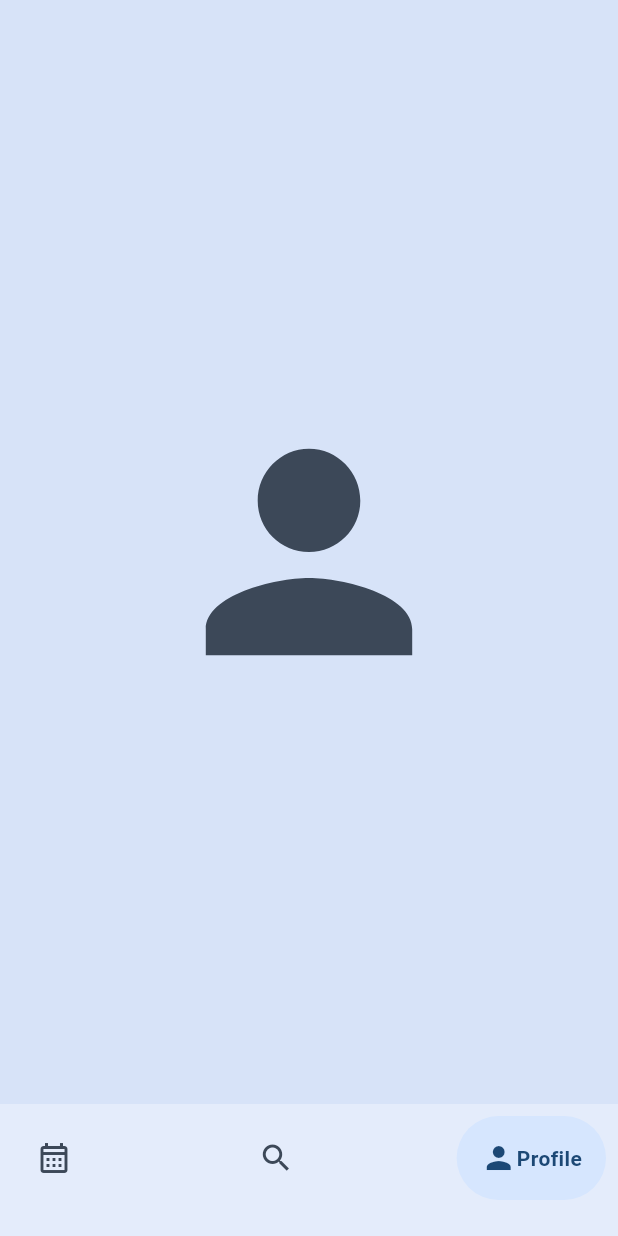
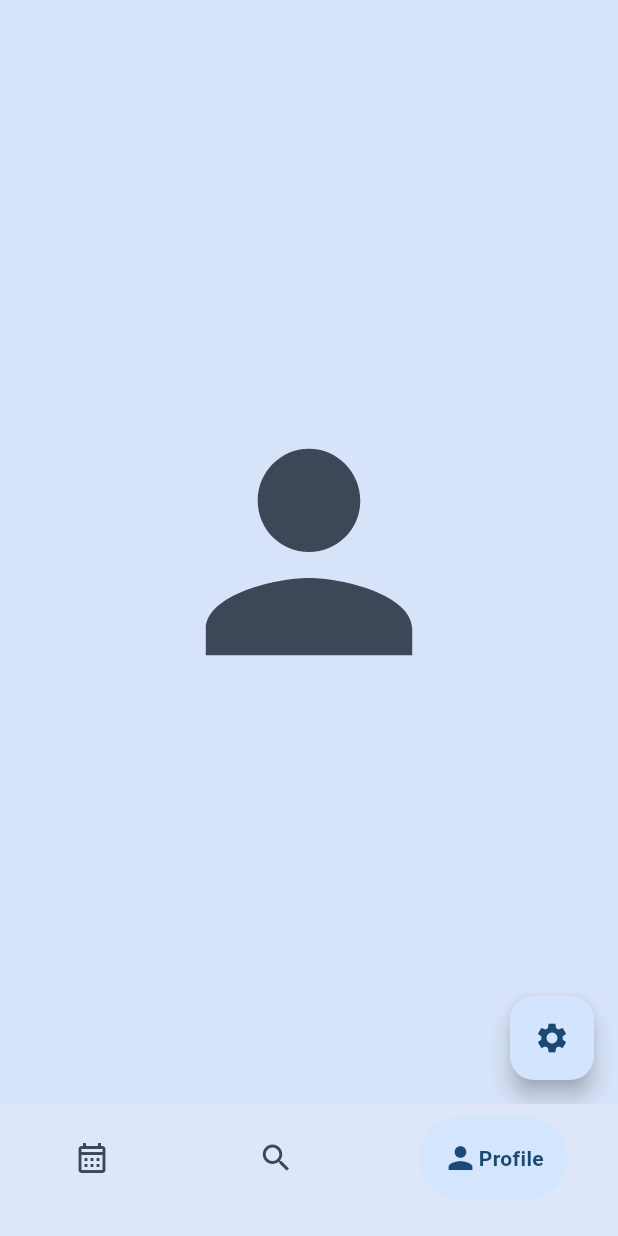
Before and after one commit to rn7cvj/fefu_schedule, a Flutter app: the screen it shows after launch, item 3 of the bottom bar chosen, on a phone screen of 412 x 824 dp. Run offline on Flutter 3.47's test engine with Material 3 defaults, Android fonts, the phone set to English and light mode, and no system bars; drawn by our look-alikes of google_nav_bar; our stand-ins replace go_router, logger, page_transition; generated files the repository leaves out were written again.

Commit message:
begin settings page

```diff
--- /dev/null
+++ b/i18n/en_EN/settings_en.i18n.yaml
@@ -0,0 +1,5 @@
+label: Settings
+theme_picker: Theme picker
+system_theme: System
+dark_theme: Dark
+light_theme: Light
--- /dev/null
+++ b/i18n/ru_RU/settings_ru.i18n.yaml
@@ -0,0 +1,5 @@
+label: Настройки
+theme_picker: Выбор темы
+system_theme: Системная
+dark_theme: Темная
+light_theme: Светлая
--- /dev/null
+++ b/lib/logger.dart
@@ -0,0 +1,3 @@
+import 'package:logger/logger.dart';
+
+Logger logger = Logger();
--- a/lib/navigation/navigator.dart
+++ b/lib/navigation/navigator.dart
@@ -1,20 +1,39 @@
+import 'package:fefu_schedule/i18n/strings.g.dart';
 import 'package:flutter/material.dart';
 import 'package:go_router/go_router.dart';
 import 'package:fefu_schedule/router.dart';
 
 class AppNavigator {
+  static String _previousRoute = "/schedule";
+
   static void goToSchedule() {
     // rootNavigatorKey.currentContext!.go("/dashboard");
-    Router.neglect(rootNavigatorKey.currentContext!, () => rootNavigatorKey.currentContext!.go("/schedule"));
+    Router.neglect(
+      rootNavigatorKey.currentContext!,
+      () => rootNavigatorKey.currentContext!.goNamed(t.schedule.label, extra: {"previousRoute": _previousRoute}),
+    );
+    _previousRoute = "/schedule";
   }
 
   static void goToSearch() {
     // rootNavigatorKey.currentContext!.go("/dashboard");
-    Router.neglect(rootNavigatorKey.currentContext!, () => rootNavigatorKey.currentContext!.go("/search"));
+    Router.neglect(
+      rootNavigatorKey.currentContext!,
+      () => rootNavigatorKey.currentContext!.goNamed(t.search.label, extra: {"previousRoute": _previousRoute}),
+    );
+    _previousRoute = "/search";
   }
 
   static void goToProfile() {
     // rootNavigatorKey.currentContext!.go("/dashboard");
-    Router.neglect(rootNavigatorKey.currentContext!, () => rootNavigatorKey.currentContext!.go("/profile"));
+    Router.neglect(
+      rootNavigatorKey.currentContext!,
+      () => rootNavigatorKey.currentContext!.goNamed(t.profile.label, extra: {"previousRoute": _previousRoute}),
+    );
+    _previousRoute = "/profile";
+  }
+
+  static void goToSettings() {
+    rootNavigatorKey.currentContext!.goNamed(t.settings.label);
   }
 }
--- a/lib/navigation/scaffold.dart
+++ b/lib/navigation/scaffold.dart
@@ -1,5 +1,7 @@
 import 'package:fefu_schedule/i18n/strings.g.dart';
+import 'package:fefu_schedule/logger.dart';
 import 'package:fefu_schedule/navigation/navigator.dart';
+import 'package:fefu_schedule/router.dart';
 import 'package:flutter/material.dart';
 import 'package:go_router/go_router.dart';
 import 'package:google_nav_bar/google_nav_bar.dart';
@@ -19,15 +21,19 @@ class ScaffoldWithGNavbar extends StatelessWidget {
   @override
   Widget build(BuildContext context) {
     return Scaffold(
+      // backgroundColor: Theme.of(context).colorScheme.secondaryContainer,
       body: child,
       bottomNavigationBar: GNav(
-        backgroundColor: Theme.of(context).colorScheme.secondaryContainer.withOpacity(0.6),
+        // selectedIndex: calculateIdnex(state.fullPath!),
+        backgroundColor: Theme.of(context).colorScheme.secondaryContainer.withOpacity(0.8),
+
         tabBackgroundColor: Theme.of(context).colorScheme.primaryContainer.withOpacity(0.8),
         color: Theme.of(context).colorScheme.onSecondaryContainer,
         activeColor: Theme.of(context).colorScheme.onPrimaryContainer,
         tabMargin: const EdgeInsets.only(bottom: 24.0, top: 8.0, left: 8.0, right: 8.0),
         padding: const EdgeInsets.all(16),
-        haptic: true,
+        haptic: false,
+        mainAxisAlignment: MainAxisAlignment.spaceAround,
         onTabChange: (tabIndex) => _navigatonFunction[tabIndex](),
         tabs: [
           GButton(
@@ -46,4 +52,14 @@ class ScaffoldWithGNavbar extends StatelessWidget {
       ),
     );
   }
+
+  bool shoudHaveNavBar(String path) {
+    if (["/schedule", "/search", "/profile"].contains(path)) return true;
+
+    return false;
+  }
+
+  int calculateIdnex(String path) {
+    return routeIndex[path] ?? 0;
+  }
 }
--- a/lib/pages/profile/profile.dart
+++ b/lib/pages/profile/profile.dart
@@ -1,16 +1,26 @@
+import 'package:fefu_schedule/i18n/strings.g.dart';
+import 'package:fefu_schedule/navigation/navigator.dart';
 import 'package:flutter/material.dart';
+import 'package:page_transition/page_transition.dart';
 
 class Profile extends StatelessWidget {
   const Profile({super.key});
 
   @override
   Widget build(BuildContext context) {
-    return Container(
-      color: Theme.of(context).colorScheme.secondaryContainer,
-      child: Icon(
-        Icons.person,
-        color: Theme.of(context).colorScheme.onSecondaryContainer,
-        size: MediaQuery.sizeOf(context).shortestSide / 2,
+    return Scaffold(
+      backgroundColor: Theme.of(context).colorScheme.secondaryContainer,
+      body: Center(
+        child: Icon(
+          Icons.person,
+          color: Theme.of(context).colorScheme.onSecondaryContainer,
+          size: MediaQuery.sizeOf(context).shortestSide / 2,
+        ),
+      ),
+      floatingActionButton: FloatingActionButton(
+        heroTag: "settings",
+        onPressed: () => AppNavigator.goToSettings(),
+        child: const Icon(Icons.settings),
       ),
     );
   }
--- a/lib/router.dart
+++ b/lib/router.dart
@@ -1,13 +1,21 @@
 import 'package:fefu_schedule/i18n/strings.g.dart';
+import 'package:fefu_schedule/logger.dart';
 import 'package:fefu_schedule/navigation/scaffold.dart';
 import 'package:fefu_schedule/pages/profile/profile.dart';
 import 'package:fefu_schedule/pages/schedule/schedule.dart';
 import 'package:fefu_schedule/pages/search/search.dart';
+import 'package:fefu_schedule/pages/settings/settings.dart';
 import 'package:flutter/material.dart';
 import 'package:go_router/go_router.dart';
 
 final GlobalKey<NavigatorState> rootNavigatorKey = GlobalKey<NavigatorState>();
-final _shellNavigationKey = GlobalKey<NavigatorState>();
+final GlobalKey<NavigatorState> _shellNavigationKey = GlobalKey<NavigatorState>();
+
+final Map<String, int> routeIndex = {
+  "/schedule": 0,
+  "/search": 1,
+  "/profile": 2,
+};
 
 final GoRouter router = GoRouter(
   routerNeglect: true,
@@ -27,21 +35,72 @@ final GoRouter router = GoRouter(
           path: "/schedule",
           name: t.schedule.label,
           // builder: (context, state) => const Schedule(),
-          pageBuilder: (context, state) => const MaterialPage(child: Schedule()),
+          // pageBuilder: (context, state) => const MaterialPage(child: Schedule()),
+          pageBuilder: (context, state) => CustomTransitionPage<void>(
+            key: state.pageKey,
+            child: const Schedule(),
+            transitionsBuilder: (context, animation, secondaryAnimation, child) {
+              Offset begin = const Offset(-1.0, 0.0);
+              Offset end = Offset.zero;
+              Tween<Offset> tween = Tween(begin: begin, end: end);
+              Animation<Offset> offsetAnimation = animation.drive(tween);
+
+              return SlideTransition(position: offsetAnimation, child: child);
+            },
+          ),
         ),
         GoRoute(
           path: "/search",
           name: t.search.label,
           // builder: (context, state) => const Search(),
-          pageBuilder: (context, state) => const MaterialPage(child: Search()),
+          // pageBuilder: (context, state) => const MaterialPage(child: Search()),
+          pageBuilder: (context, state) => CustomTransitionPage<void>(
+            key: state.pageKey,
+            child: const Search(),
+            transitionsBuilder: (context, animation, secondaryAnimation, child) {
+              Offset begin = calculateBeginOffset((state.extra as Map<String, dynamic>)['previousRoute'], "/search");
+              Offset end = Offset.zero;
+              Tween<Offset> tween = Tween(begin: begin, end: end);
+              Animation<Offset> offsetAnimation = animation.drive(tween);
+
+              return SlideTransition(position: offsetAnimation, child: child);
+            },
+          ),
         ),
         GoRoute(
           path: "/profile",
           name: t.profile.label,
           // builder: (context, state) => const Profile(),
-          pageBuilder: (context, state) => const MaterialPage(child: Profile()),
+          // pageBuilder: (context, state) => const MaterialPage(child: Profile()),
+          pageBuilder: (context, state) => CustomTransitionPage<void>(
+            key: state.pageKey,
+            child: const Profile(),
+            transitionsBuilder: (context, animation, secondaryAnimation, child) {
+              Offset begin = const Offset(1.0, 0.0);
+              Offset end = Offset.zero;
+              Tween<Offset> tween = Tween(begin: begin, end: end);
+              Animation<Offset> offsetAnimation = animation.drive(tween);
+
+              return SlideTransition(position: offsetAnimation, child: child);
+            },
+          ),
+          routes: [
+            GoRoute(
+              path: "settings",
+              name: t.settings.label,
+              builder: (context, state) => const Settings(),
+            )
+          ],
         ),
       ],
     ),
   ],
 );
+
+Offset calculateBeginOffset(String previousRoute, String currentRoute) {
+  if (routeIndex[previousRoute]! < routeIndex[currentRoute]!) return const Offset(1.0, 0.0);
+  if (routeIndex[previousRoute]! == routeIndex[currentRoute]!) return const Offset(0.0, 0.0);
+  if (routeIndex[previousRoute]! > routeIndex[currentRoute]!) return const Offset(-1.0, 0.0);
+
+  return const Offset(0.0, 0.0);
+}
--- a/pubspec.yaml
+++ b/pubspec.yaml
@@ -39,6 +39,8 @@ dependencies:
 
   google_nav_bar: ^5.0.6
 
+  page_transition: "^2.1.0"
+
   # vibration: ^1.7.5
   # vibration_web: ^1.6.5
 
@@ -48,6 +50,7 @@ dependencies:
   flutter_localizations:
     sdk: flutter
   file_picker: ^5.5.0
+  animations: ^2.0.8
 
 dev_dependencies:
   flutter_test:
```
Also changed, not shown: build.yaml (added, +15 -0 lines), lib/pages/search/search.dart (+12 -6 lines), lib/pages/settings/settings.dart (added, +40 -0 lines), lib/pages/settings/widgets/theme_picker.dart (added, +108 -0 lines), lib/i18n/strings.g.dart, pubspec.lock, 1 other file.
